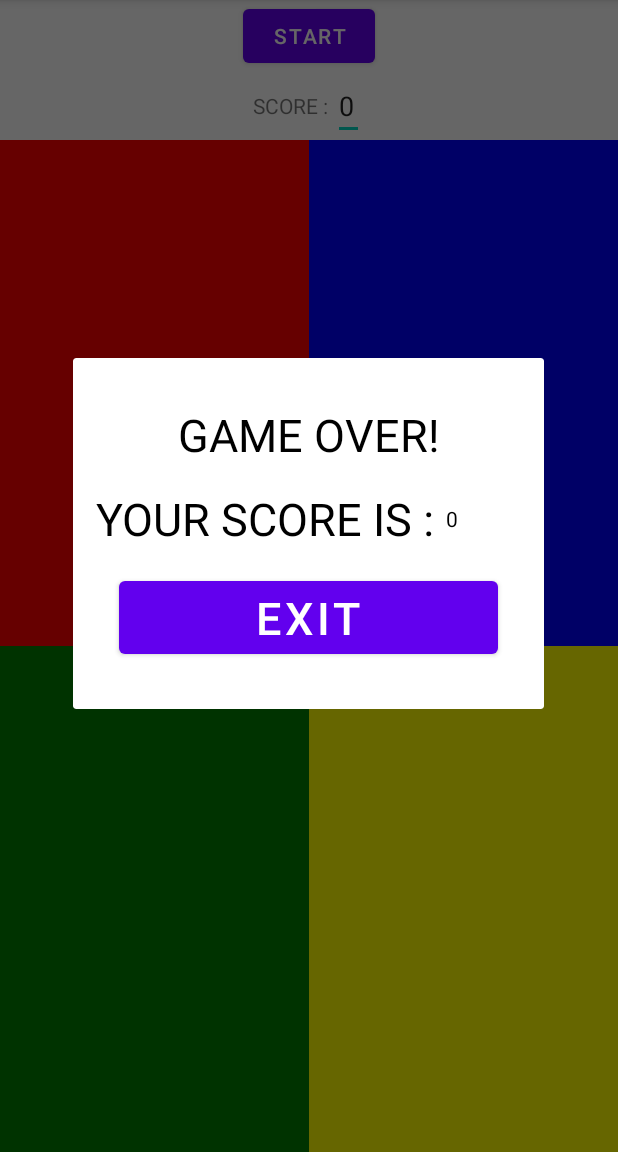
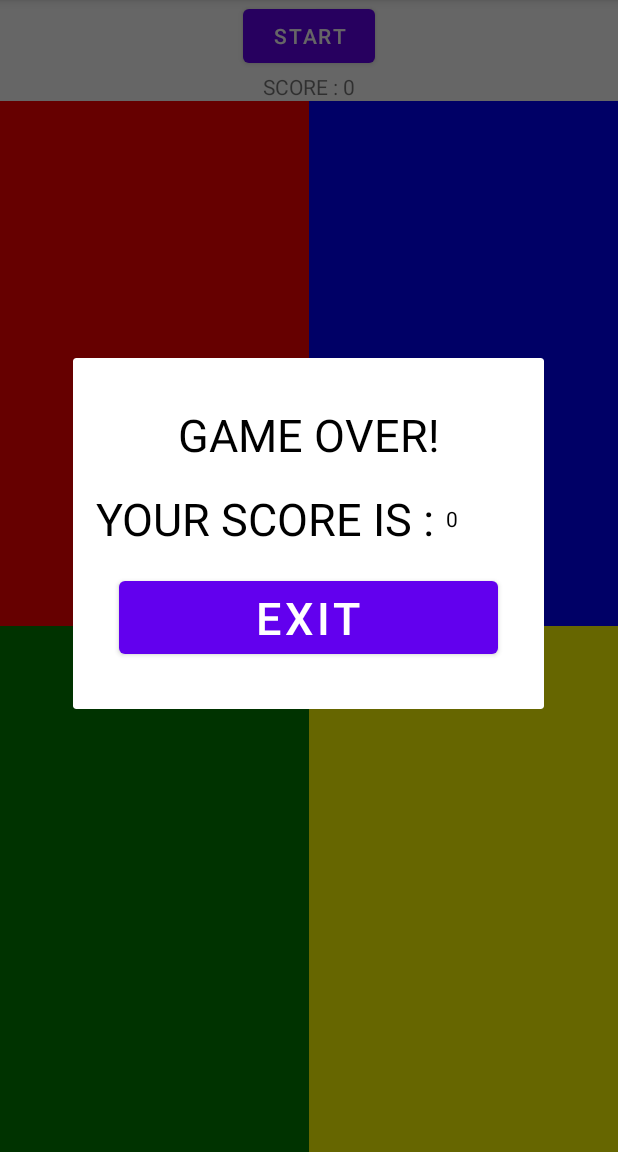
Before and after one commit to guyguy101/SIMON, an Android app: the PlayActivity screen opened directly, with no data from a screen before it, after a tap on an icon or button, on a phone screen of 412 x 824 dp, the part 84-1236 px from its top. Run offline under Robolectric (Android 15) with nearby library versions, the light colour scheme and no system bars; our stand-ins replace Firebase (no records; nobody signed in at launch, a user with empty details on screens opened directly); 1 statement that could not run was skipped.

Commit message:
FINAL VERSION 1.3

```diff
--- a/app/src/main/java/com/example/firebase/PlayActivity.java
+++ b/app/src/main/java/com/example/firebase/PlayActivity.java
@@ -17,6 +17,7 @@ import android.view.Menu;
 import android.view.MenuInflater;
 import android.view.MenuItem;
 import android.view.View;
+import android.view.WindowManager;
 import android.widget.Button;
 import android.widget.EditText;
 import android.widget.ImageButton;
@@ -48,6 +49,17 @@ public class PlayActivity extends AppCompatActivity implements View.OnClickListe
     EasySimonGame game;
     protected WifiReceiver wifiReceiver = new WifiReceiver();
     private int buttonsPressed =0;
+
+    private Handler gameHandler = new Handler();
+    private Runnable gameOverRunnable = new Runnable() {
+        @Override
+        public void run() {
+            updateUserScore();
+            Toast.makeText(PlayActivity.this,"Timed out for not playing", Toast.LENGTH_LONG);
+            createGameOverDialog();
+        }
+    };
+
     @Override
     protected void onCreate(Bundle savedInstanceState) {
         super.onCreate(savedInstanceState);
@@ -87,6 +99,8 @@ public class PlayActivity extends AppCompatActivity implements View.OnClickListe
 
     @Override
     public void onClick(View view) {
+        gameHandler.removeCallbacks(gameOverRunnable); // remove any previously scheduled game over runnable
+        gameHandler.postDelayed(gameOverRunnable, 10000); // schedule the game over runnable to run in 10 seconds
         if (view.getId() == R.id.btnGameOverExit) {
             gameOverDialog.dismiss();
             intent = new Intent(this, OpenActivity.class);
@@ -104,10 +118,12 @@ public class PlayActivity extends AppCompatActivity implements View.OnClickListe
                     }
                 }
                 if (!buttonPressed) {
+                    Toast.makeText(PlayActivity.this,"Timed out for not playing", Toast.LENGTH_LONG);
                     createGameOverDialog();
-                    Toast.makeText(this,"Timed out for not playing", Toast.LENGTH_LONG);
+
                 }
             }, 10000);
+
         } else if(view.getId() == R.id.btnRed){
             //הקושי רמת לפי דיליי כמות עם הכפתור את להאיר
             handleButtonClick((ImageButton) view);
@@ -279,6 +295,8 @@ public class PlayActivity extends AppCompatActivity implements View.OnClickListe
     }
     protected void createGameOverDialog(){
 
+        try {
+            // code to display dialog or toast message
             gameOverDialog = new Dialog(PlayActivity.this);
             gameOverDialog.setContentView(R.layout.gameover_layout);
             gameOverDialog.setTitle("Game Over");
@@ -289,6 +307,10 @@ public class PlayActivity extends AppCompatActivity implements View.OnClickListe
             btnGameOverExit.setOnClickListener(this::onClick);
 
             gameOverDialog.show();
+        } catch (WindowManager.BadTokenException e) {
+
+        }
+
 
     }
 //endregion
--- a/app/src/main/res/layout/playing_activity.xml
+++ b/app/src/main/res/layout/playing_activity.xml
@@ -30,11 +30,11 @@
         android:layout_height="wrap_content"
         android:text="SCORE : "
     ></TextView>
-    <EditText
+    <TextView
         android:layout_width="wrap_content"
         android:layout_height="wrap_content"
         android:id="@+id/etScore"
-        ></EditText>
+        ></TextView>
 
 
     </LinearLayout>
```
Lines whose indentation alone changed are shown as unchanged.
